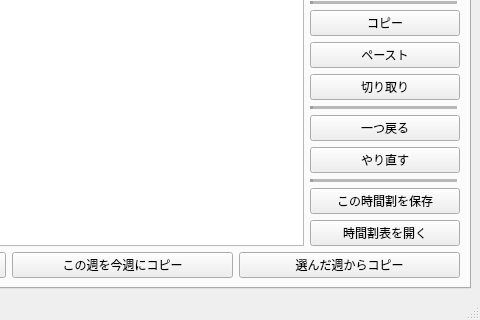
First picture: the form in mainwindow.ui, repository ROMEKANA/TimeTable, before the edit; both pictures show x 690 to 1170 and y 549 to 869 of the 1170 by 869 pixel window.
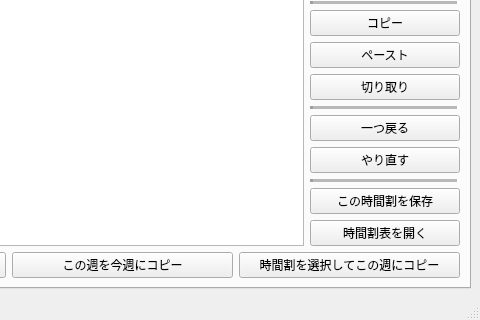
Second picture: the form after the edit.

Commit message: 未保存終了確認とundo履歴消去前確認を追加。時間割の保存機能を強化し、閉じる際の確認ダイアログを追加。UIのテキストを改善し、ショートカットキーを設定。

What changed in the file:
```diff
--- a/mainwindow.ui
+++ b/mainwindow.ui
@@ -264,7 +264,7 @@
           <item>
            <widget class="QPushButton" name="copySelectedWeekToCurrentWeekButton">
             <property name="text">
-             <string>選んだ週からコピー</string>
+             <string>時間割を選択してこの週にコピー</string>
             </property>
            </widget>
           </item>
```
Left out of the diff: 6 changed lines with no effect on the pictures. The commit also changes 5 other files.
